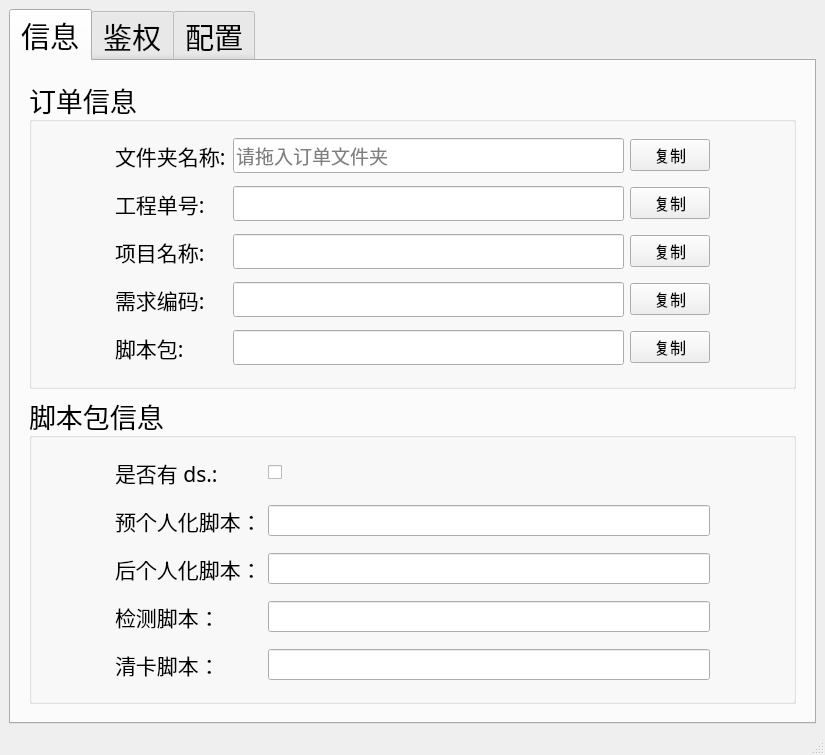
Old version of the form res/ui/main_window.ui in the repository zelviner/DataHandler.
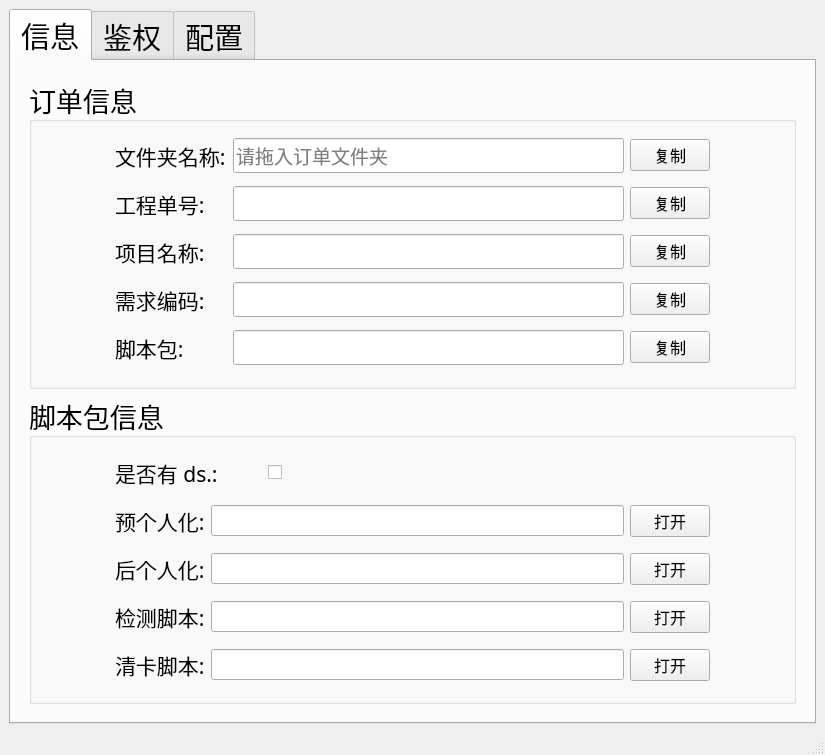
New version of the form.

Commit message: add open script function

Diff of the .ui file:
```diff
--- a/res/ui/main_window.ui
+++ b/res/ui/main_window.ui
@@ -388,7 +388,7 @@
                  </layout>
                 </item>
                 <item>
-                 <layout class="QHBoxLayout" name="horizontalLayout_7" stretch="1,3">
+                 <layout class="QHBoxLayout" name="horizontalLayout_7">
                   <item>
                    <widget class="QLabel" name="pin1_3">
                     <property name="font">
@@ -398,7 +398,7 @@
                      </font>
                     </property>
                     <property name="text">
-                     <string>预个人化脚本：</string>
+                     <string>预个人化:</string>
                     </property>
                    </widget>
                   </item>
@@ -421,10 +421,23 @@
                     </property>
                    </widget>
                   </item>
+                  <item>
+                   <widget class="QPushButton" name="open_personal_btn">
+                    <property name="font">
+                     <font>
+                      <family>微软雅黑</family>
+                      <pointsize>12</pointsize>
+                     </font>
+                    </property>
+                    <property name="text">
+                     <string>打开</string>
+                    </property>
+                   </widget>
+                  </item>
                  </layout>
                 </item>
                 <item>
-                 <layout class="QHBoxLayout" name="horizontalLayout_8" stretch="1,3">
+                 <layout class="QHBoxLayout" name="horizontalLayout_8">
                   <item>
                    <widget class="QLabel" name="pin1_4">
                     <property name="font">
@@ -434,7 +447,7 @@
                      </font>
                     </property>
                     <property name="text">
-                     <string>后个人化脚本：</string>
+                     <string>后个人化:</string>
                     </property>
                    </widget>
                   </item>
@@ -457,10 +470,23 @@
                     </property>
                    </widget>
                   </item>
+                  <item>
+                   <widget class="QPushButton" name="open_postpersonal_btn">
+                    <property name="font">
+                     <font>
+                      <family>微软雅黑</family>
+                      <pointsize>12</pointsize>
+                     </font>
+                    </property>
+                    <property name="text">
+                     <string>打开</string>
+                    </property>
+                   </widget>
+                  </item>
                  </layout>
                 </item>
                 <item>
-                 <layout class="QHBoxLayout" name="horizontalLayout_9" stretch="1,3">
+                 <layout class="QHBoxLayout" name="horizontalLayout_9">
                   <item>
                    <widget class="QLabel" name="pin1_5">
                     <property name="font">
@@ -470,7 +496,7 @@
                      </font>
                     </property>
                     <property name="text">
-                     <string>检测脚本：</string>
+                     <string>检测脚本:</string>
                     </property>
                    </widget>
                   </item>
@@ -493,10 +519,23 @@
                     </property>
                    </widget>
                   </item>
+                  <item>
+                   <widget class="QPushButton" name="open_check_btn">
+                    <property name="font">
+                     <font>
+                      <family>微软雅黑</family>
+                      <pointsize>12</pointsize>
+                     </font>
+                    </property>
+                    <property name="text">
+                     <string>打开</string>
+                    </property>
+                   </widget>
+                  </item>
                  </layout>
                 </item>
                 <item>
-                 <layout class="QHBoxLayout" name="horizontalLayout_10" stretch="1,3">
+                 <layout class="QHBoxLayout" name="horizontalLayout_10">
                   <item>
                    <widget class="QLabel" name="pin1_6">
                     <property name="font">
@@ -506,7 +545,7 @@
                      </font>
                     </property>
                     <property name="text">
-                     <string>清卡脚本：</string>
+                     <string>清卡脚本:</string>
                     </property>
                    </widget>
                   </item>
@@ -529,6 +568,19 @@
                     </property>
                    </widget>
                   </item>
+                  <item>
+                   <widget class="QPushButton" name="open_clear_btn">
+                    <property name="font">
+                     <font>
+                      <family>微软雅黑</family>
+                      <pointsize>12</pointsize>
+                     </font>
+                    </property>
+                    <property name="text">
+                     <string>打开</string>
+                    </property>
+                   </widget>
+                  </item>
                  </layout>
                 </item>
                </layout>
```
The commit also changes 4 other files.
